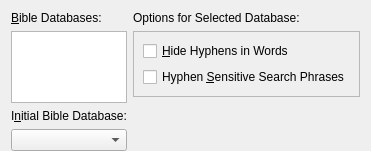
Before: the Qt Designer form programs/KJVCanOpener/KJVBibleDatabaseConfig.ui in dewhisna/KingJamesPureBibleSearch, drawn with Qt 5.
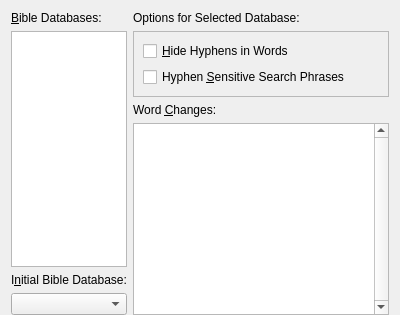
After: the same form once the commit is applied.

Commit message: Added displaying of Original Word vs. Rendered Word in the Bible Database Configuration Dialog based on the current Bible Database Settings and corresponding CBibleWordDiffListModel class.  Reworked all uses of hyphen-hiding to use new renderedWord() function in the Bible Database class so that all rendering is done properly in all cases as we work on adding additional logic, such as distinguishing the types of hyphens (all words vs proper names, etc).

What changed in the file:
```diff
--- a/programs/KJVCanOpener/KJVBibleDatabaseConfig.ui
+++ b/programs/KJVCanOpener/KJVBibleDatabaseConfig.ui
@@ -131,6 +131,38 @@
        </layout>
       </widget>
      </item>
+     <item>
+      <widget class="QLabel" name="lblDatabaseWordChanges">
+       <property name="text">
+        <string>Word &amp;Changes:</string>
+       </property>
+       <property name="buddy">
+        <cstring>treeDatabaseWordChanges</cstring>
+       </property>
+      </widget>
+     </item>
+     <item>
+      <widget class="QTreeView" name="treeDatabaseWordChanges">
+       <property name="sizePolicy">
+        <sizepolicy hsizetype="MinimumExpanding" vsizetype="MinimumExpanding">
+         <horstretch>0</horstretch>
+         <verstretch>0</verstretch>
+        </sizepolicy>
+       </property>
+       <property name="toolTip">
+        <string>Details of Changes to Database Word Rendering</string>
+       </property>
+       <property name="verticalScrollBarPolicy">
+        <enum>Qt::ScrollBarAlwaysOn</enum>
+       </property>
+       <property name="editTriggers">
+        <set>QAbstractItemView::NoEditTriggers</set>
+       </property>
+       <property name="rootIsDecorated">
+        <bool>false</bool>
+       </property>
+      </widget>
+     </item>
      <item>
       <spacer name="verticalSpacer">
        <property name="orientation">
```
The commit also changes 9 other files.
